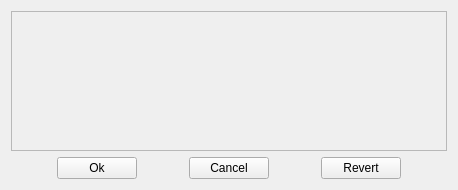
Before: the Qt Designer form pyqparamwidget/param_editor.ui in prjemian/pyQParamWidget, drawn with Qt 5.
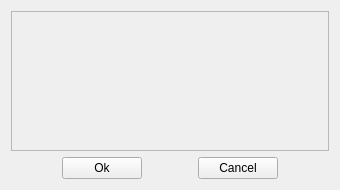
After: the same form once the commit is applied.

Commit message: refactor, uses dirty flag now, combine revert & cancel buttons

Patch:
```diff
--- a/pyqparamwidget/param_editor.ui
+++ b/pyqparamwidget/param_editor.ui
@@ -6,7 +6,7 @@
    <rect>
     <x>0</x>
     <y>0</y>
-    <width>458</width>
+    <width>340</width>
     <height>190</height>
    </rect>
   </property>
@@ -24,7 +24,7 @@
        <rect>
         <x>0</x>
         <y>0</y>
-        <width>438</width>
+        <width>320</width>
         <height>139</height>
        </rect>
       </property>
@@ -33,7 +33,7 @@
     </widget>
    </item>
    <item>
-    <layout class="QHBoxLayout" name="horizontalLayout" stretch="1,0,1,0,1,0,1">
+    <layout class="QHBoxLayout" name="horizontalLayout" stretch="1,0,1,0,1">
      <item>
       <spacer name="horizontalSpacer_3">
        <property name="orientation">
@@ -80,29 +80,6 @@
        </property>
       </widget>
      </item>
-     <item>
-      <spacer name="horizontalSpacer_2">
-       <property name="orientation">
-        <enum>Qt::Horizontal</enum>
-       </property>
-       <property name="sizeHint" stdset="0">
-        <size>
-         <width>40</width>
-         <height>20</height>
-        </size>
-       </property>
-      </spacer>
-     </item>
-     <item>
-      <widget class="QPushButton" name="btn_revert">
-       <property name="toolTip">
-        <string>Change each parameter back to original value.</string>
-       </property>
-       <property name="text">
-        <string>Revert</string>
-       </property>
-      </widget>
-     </item>
      <item>
       <spacer name="horizontalSpacer_4">
        <property name="orientation">
```
Left out of the diff: 2 changed lines with no effect on the pictures. The commit also changes 5 other files.
